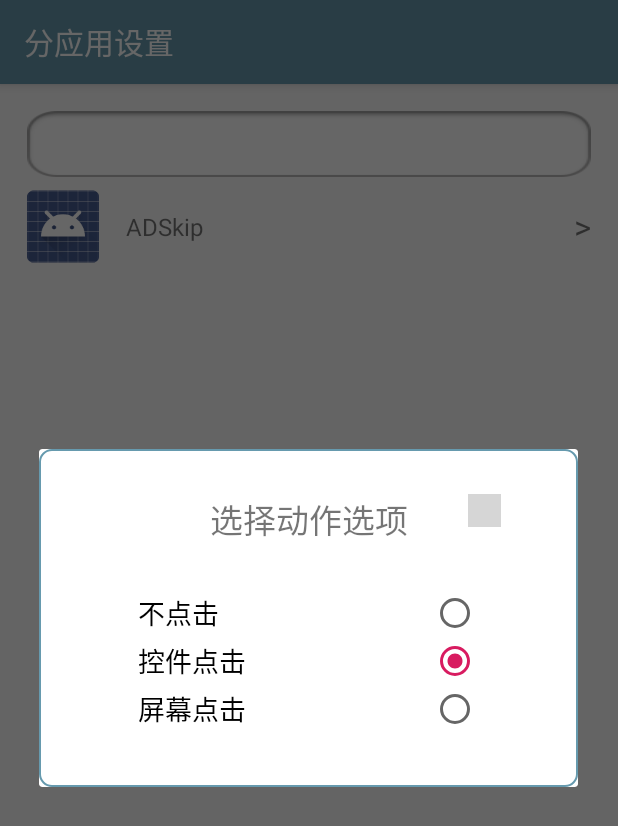
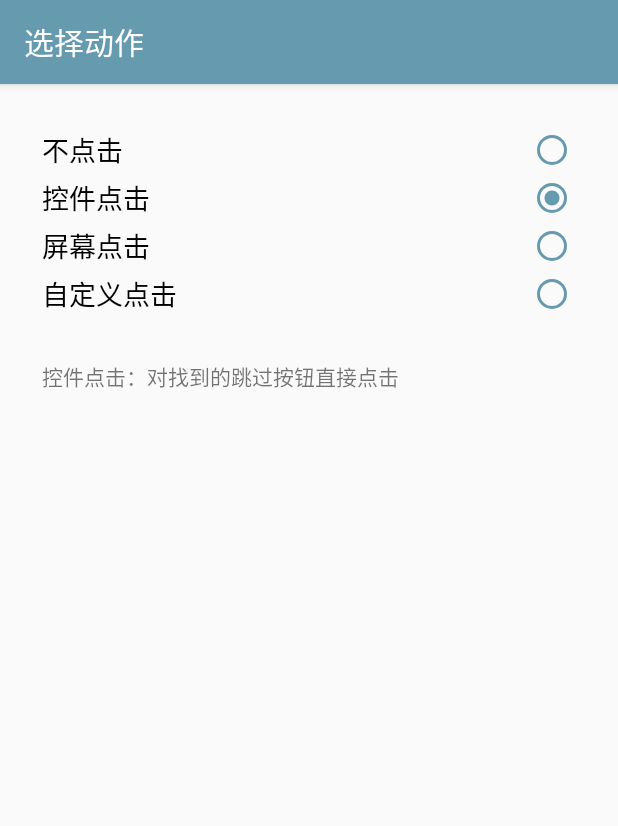
Before and after one commit to Promisin/ADSkip, an Android app: the AppsSettingActivity screen opened directly, with no data from a screen before it, after a tap on "ADSkip", on a phone screen of 412 x 824 dp. Shown: the top 826 px of the screen. Run offline under Robolectric (Android 15) with nearby library versions, the phone set to English and light mode, and no system bars; grey boxes are pictures that could not be loaded.

Commit message:
feat: add custom the position and delay of clicking

```diff
--- a/app/build.gradle
+++ b/app/build.gradle
@@ -8,7 +8,7 @@ android {
         minSdkVersion 26
         targetSdkVersion 29
         versionCode 1
-        versionName "1.2.1"
+        versionName "1.3.0"
         testInstrumentationRunner "androidx.test.runner.AndroidJUnitRunner"
     }
     buildTypes {
@@ -26,4 +26,5 @@ dependencies {
     testImplementation 'junit:junit:4.12'
     androidTestImplementation 'androidx.test.ext:junit:1.1.1'
     androidTestImplementation 'androidx.test.espresso:espresso-core:3.2.0'
+    implementation 'com.google.android.material:material:1.1.0'
 }
--- a/app/src/main/AndroidManifest.xml
+++ b/app/src/main/AndroidManifest.xml
@@ -4,6 +4,8 @@
 
     <uses-permission android:name="android.permission.FOREGROUND_SERVICE" />
     <uses-permission android:name="android.permission.RECEIVE_BOOT_COMPLETED" />
+    <uses-permission android:name="android.permission.SYSTEM_ALERT_WINDOW" />
+    <uses-permission android:name="android.permission.SYSTEM_OVERLAY_WINDOW" />
 
     <application
         android:allowBackup="true"
@@ -12,7 +14,8 @@
         android:roundIcon="@mipmap/ic_launcher_round"
         android:supportsRtl="true"
         android:theme="@style/AppTheme">
-        <activity android:name=".AppsSettingActivity"></activity>
+        <activity android:name=".ActionSettingActivity"></activity>
+        <activity android:name=".AppsSettingActivity" />
 
         <receiver
             android:name=".BootBroadcastReceiver"
--- a/app/src/main/java/com/ypp/adskip/AccessService.java
+++ b/app/src/main/java/com/ypp/adskip/AccessService.java
@@ -62,6 +62,7 @@ public class AccessService extends AccessibilityService {
         if (!canStartWork) {
             return;
         }
+        Log.d(TAG, "onAccessibilityEvent: "+currentPackage);
         int actionFlag = Utils.ACTION_VIEW_CLICK;
         if (event.getPackageName()!=null && (actionFlag = sharedPreferences
                 .getInt(currentPackage,Utils.ACTION_VIEW_CLICK))==Utils.ACTION_NO_CLICK){
@@ -83,9 +84,9 @@ public class AccessService extends AccessibilityService {
                     }
                 }
                 if (rootInfo!=null){
-                    ExecuteIntentService.startExecuteInfo(getApplicationContext(), rootInfo, actionFlag);
+                    ExecuteIntentService.startExecuteInfo(getApplicationContext(), rootInfo, currentPackage, actionFlag);
                 }
-                if ((event.getEventTime()-lastClickTime)>3000){
+                if ((event.getEventTime()-lastClickTime)>3000 || actionFlag==Utils.ACTION_CUSTOM_CLICK){
                     canStartWork = false;
                 }
             }
--- a/app/src/main/java/com/ypp/adskip/AccessUtils.java
+++ b/app/src/main/java/com/ypp/adskip/AccessUtils.java
@@ -31,7 +31,7 @@ class AccessUtils {
     }
 
     static void clickInScreen(int x, int y){
-        int duration = ViewConfiguration.getTapTimeout()+50;
+        int duration = ViewConfiguration.getTapTimeout()+200;
         Path path = new Path();
         path.moveTo(x, y);
         GestureDescription.StrokeDescription description =
@@ -68,7 +68,7 @@ class AccessUtils {
                 AccessibilityNodeInfo childInfo = rootNodeInfo.getChild(i);
                 if (childInfo!=null && childInfo.getViewIdResourceName()!=null) {
                     String[] resourceID = childInfo.getViewIdResourceName().split(":");
-                    if (resourceID[1].contains(targetString)){
+                    if (resourceID.length>=2 && resourceID[1].contains(targetString)){
                         resultList.add(childInfo);
                     }
                 }
--- /dev/null
+++ b/app/src/main/java/com/ypp/adskip/ActionSettingActivity.java
@@ -0,0 +1,226 @@
+package com.ypp.adskip;
+
+import androidx.appcompat.app.AppCompatActivity;
+import androidx.constraintlayout.widget.ConstraintLayout;
+
+import android.content.Context;
+import android.content.SharedPreferences;
+import android.graphics.PixelFormat;
+import android.graphics.Rect;
+import android.graphics.RectF;
+import android.os.Build;
+import android.os.Bundle;
+import android.util.Log;
+import android.view.Gravity;
+import android.view.LayoutInflater;
+import android.view.MotionEvent;
+import android.view.View;
+import android.view.ViewConfiguration;
+import android.view.ViewGroup;
+import android.view.WindowManager;
+import android.widget.Button;
+import android.widget.CompoundButton;
+import android.widget.EditText;
+import android.widget.RadioButton;
+import android.widget.RadioGroup;
+import android.widget.TextView;
+import android.widget.Toast;
+
+import static com.ypp.adskip.Utils.ACTION_CUSTOM_CLICK;
+import static com.ypp.adskip.Utils.ACTION_NO_CLICK;
+import static com.ypp.adskip.Utils.ACTION_SCREEN_CLICK;
+import static com.ypp.adskip.Utils.ACTION_VIEW_CLICK;
+
+public class ActionSettingActivity extends AppCompatActivity {
+    private final String TAG = "ActionSettingActivity";
+    private RadioGroup actionRg;
+    private RadioButton customClickRb;
+    private ConstraintLayout customLayout;
+    private TextView xDisTv;
+    private TextView yDisTv;
+    private EditText delayEt;
+    private Button saveButton;
+    private TextView actionDescription;
+    private SharedPreferences sharedPreferences;
+    private SharedPreferences.Editor editor;
+    private SharedPreferences positionPreferences;
+    private SharedPreferences.Editor positionEditor;
+    private SharedPreferences delayPreferences;
+    private SharedPreferences.Editor delayEditor;
+    private String packageName;
+    private WindowManager windowManager;
+    private View anchorView;
+
+    @Override
+    protected void onCreate(Bundle savedInstanceState) {
+        super.onCreate(savedInstanceState);
+        setContentView(R.layout.activity_action_setting);
+        setTitle(R.string.action_setting_title);
+        sharedPreferences = getApplicationContext()
+                .getSharedPreferences("app_action", Context.MODE_PRIVATE);
+        editor = sharedPreferences.edit();
+        positionPreferences = getApplicationContext()
+                .getSharedPreferences("app_position",MODE_PRIVATE);
+        positionEditor = positionPreferences.edit();
+        delayPreferences = getApplicationContext()
+                .getSharedPreferences("app_delay",MODE_PRIVATE);
+        delayEditor = delayPreferences.edit();
+        packageName = getIntent().getStringExtra("packageName");
+        actionRg = findViewById(R.id.action_rg);
+        customClickRb = findViewById(R.id.custom_click_rb);
+        actionDescription = findViewById(R.id.action_description);
+        customLayout = findViewById(R.id.custom_layout);
+        xDisTv = findViewById(R.id.x_dis_tv);
+        yDisTv = findViewById(R.id.y_dis_tv);
+        delayEt = findViewById(R.id.delay_et);
+        saveButton = findViewById(R.id.save_button);
+        actionRg.setOnCheckedChangeListener(new RadioGroup.OnCheckedChangeListener() {
+            @Override
+            public void onCheckedChanged(RadioGroup group, int checkedId) {
+                Log.d(TAG, "onCheckedChanged: " + checkedId);
+                SharedPreferences.Editor editor = sharedPreferences.edit();
+                switch (checkedId) {
+                    case R.id.no_click_rb:
+                        editor.putInt(packageName, Utils.ACTION_NO_CLICK);
+                        actionDescription.setText(R.string.description_no_click);
+                        break;
+                    case R.id.view_click_rb:
+                        editor.putInt(packageName, Utils.ACTION_VIEW_CLICK);
+                        actionDescription.setText(R.string.description_view_click);
+                        break;
+                    case R.id.screen_click_rb:
+                        editor.putInt(packageName, Utils.ACTION_SCREEN_CLICK);
+                        actionDescription.setText(R.string.description_screen_click);
+                        break;
+                    case R.id.custom_click_rb:
+                        actionDescription.setText(R.string.description_custom_click);
+                    default:
+                        break;
+                }
+                editor.apply();
+            }
+        });
+        customClickRb.setOnCheckedChangeListener(new CompoundButton.OnCheckedChangeListener() {
+            @Override
+            public void onCheckedChanged(CompoundButton buttonView, boolean isChecked) {
+                if (isChecked){
+                    showAnchor();
+                    xDisTv.setText(positionPreferences.getInt(packageName+"x",0));
+                    yDisTv.setText(positionPreferences.getInt(packageName+"y",0));
+                    delayEt.setText(delayPreferences.getInt(packageName,1000));
+                    customLayout.setVisibility(View.VISIBLE);
+                }
+                else {
+                    removeAnchor();
+                    customLayout.setVisibility(View.GONE);
+                }
+            }
+        });
+        saveButton.setOnClickListener(new View.OnClickListener() {
+            @Override
+            public void onClick(View v) {
+                String positionX = xDisTv.getText().toString();
+                String positionY= yDisTv.getText().toString();
+                Log.d(TAG, "onClick: "+positionX+" "+positionY);
+                String delay = delayEt.getText().toString();
+                if (positionX.length()!=0 && positionY.length()!=0 && delay.length()!=0){
+                    positionEditor.putString(packageName+"x",positionX);
+                    positionEditor.putString(packageName+"y",positionY);
+                    positionEditor.apply();
+                    delayEditor.putString(packageName,delay);
+                    delayEditor.apply();
+                    editor.putInt(packageName, ACTION_CUSTOM_CLICK);
+                    editor.apply();
+                    customLayout.setVisibility(View.GONE);
+                    removeAnchor();
+                    Toast.makeText(ActionSettingActivity.this,"保存成功",Toast.LENGTH_SHORT).show();
+                }
+                else {
+                    Toast.makeText(ActionSettingActivity.this,"参数不能为空",Toast.LENGTH_SHORT).show();
+                }
+            }
+        });
+        switch (sharedPreferences.getInt(packageName, ACTION_VIEW_CLICK)) {
+            case ACTION_NO_CLICK:
+                actionRg.check(R.id.no_click_rb);
+                break;
+            case ACTION_SCREEN_CLICK:
+                actionRg.check(R.id.screen_click_rb);
+                break;
+            case ACTION_CUSTOM_CLICK:
+                actionRg.check(R.id.custom_click_rb);
+                break;
+            case ACTION_VIEW_CLICK:
+            default:
+                actionRg.check(R.id.view_click_rb);
+                break;
+        }
+    }
+
+    private void showAnchor() {
+        anchorView = LayoutInflater.from(getApplicationContext()).inflate(R.layout.view_anchor, null);
+        windowManager = (WindowManager) getApplication().getSystemService(Context.WINDOW_SERVICE);
+        WindowManager.LayoutParams layoutParams = new WindowManager.LayoutParams();
+        if (Build.VERSION.SDK_INT >= Build.VERSION_CODES.O) {
+            layoutParams.type = WindowManager.LayoutParams.TYPE_APPLICATION_OVERLAY;
+        } else {
+            layoutParams.type = WindowManager.LayoutParams.TYPE_SYSTEM_ALERT;
+        }
+        layoutParams.width = WindowManager.LayoutParams.WRAP_CONTENT;
+        layoutParams.height = WindowManager.LayoutParams.WRAP_CONTENT;
+        layoutParams.gravity = Gravity.CENTER;
+        layoutParams.format = PixelFormat.TRANSPARENT;
+        layoutParams.flags = WindowManager.LayoutParams.FLAG_NOT_FOCUSABLE;
+        windowManager.addView(anchorView, layoutParams);
+        anchorView.setOnTouchListener(new View.OnTouchListener() {
+            float originX,originY;
+            float currentX,currentY;
+            boolean isClick;
+            @Override
+            public boolean onTouch(View v, MotionEvent event) {
+                Log.d(TAG, "onTouch: " + event.getX() + " " + event.getRawX());
+                switch (event.getAction()) {
+                    case MotionEvent.ACTION_DOWN:
+                        originX = currentX = event.getRawX();
+                        originY = currentY = event.getRawY();
+                        isClick = false;
+                        break;
+                    case MotionEvent.ACTION_MOVE:
+                        WindowManager.LayoutParams wmParams = (WindowManager.LayoutParams) anchorView.getLayoutParams();
+                        wmParams.x += event.getRawX()-currentX;
+                        wmParams.y += event.getRawY()-currentY;
+                        windowManager.updateViewLayout(anchorView, wmParams);
+                        currentX = event.getRawX();
+                        currentY = event.getRawY();
+                        int[] location = new int[2];
+                        anchorView.getLocationOnScreen(location);
+                        xDisTv.setText(String.valueOf(location[0]+anchorView.getWidth()/2));
+                        yDisTv.setText(String.valueOf(location[1]+anchorView.getHeight()/2));
+                        break;
+                    case MotionEvent.ACTION_UP:
+                        float translationX = Math.abs(event.getRawX()-originX);
+                        float translationY = Math.abs(event.getRawY()-originY);
+                        if (translationX<50 && translationY<50){
+                            anchorView.performClick();
+                        }
+                        break;
+                    default:
+                        break;
+                }
+                return false;
+            }
+        });
+    }
+
+    private void removeAnchor(){
+        if (windowManager!=null && anchorView.isAttachedToWindow()){
+            windowManager.removeViewImmediate(anchorView);
+        }
+    }
+
+    @Override
+    protected void onDestroy() {
+        super.onDestroy();
+        removeAnchor();
+    }
+}
--- a/app/src/main/java/com/ypp/adskip/AppsSettingActivity.java
+++ b/app/src/main/java/com/ypp/adskip/AppsSettingActivity.java
@@ -3,6 +3,7 @@ package com.ypp.adskip;
 import androidx.appcompat.app.AppCompatActivity;
 import androidx.core.widget.ContentLoadingProgressBar;
 
+import android.content.Intent;
 import android.os.Bundle;
 import android.os.Handler;
 import android.text.Editable;
@@ -39,8 +40,9 @@ public class AppsSettingActivity extends AppCompatActivity {
         appList.setOnItemClickListener(new AdapterView.OnItemClickListener() {
             @Override
             public void onItemClick(AdapterView<?> parent, View view, int position, long id) {
-                searchEt.setSelected(false);
-                Utils.showChooseClickActionDialog(AppsSettingActivity.this,currentList.get(position));
+                Intent intent = new Intent(AppsSettingActivity.this, ActionSettingActivity.class);
+                intent.putExtra("packageName", currentList.get(position).getPackageName());
+                startActivity(intent);
             }
         });
         new Thread(){
--- /dev/null
+++ b/app/src/main/res/layout/activity_action_setting.xml
@@ -0,0 +1,161 @@
+<?xml version="1.0" encoding="utf-8"?>
+<androidx.constraintlayout.widget.ConstraintLayout xmlns:android="http://schemas.android.com/apk/res/android"
+    xmlns:app="http://schemas.android.com/apk/res-auto"
+    xmlns:tools="http://schemas.android.com/tools"
+    android:layout_width="match_parent"
+    android:layout_height="match_parent"
+    tools:context=".ActionSettingActivity">
+
+    <RadioGroup
+        android:id="@+id/action_rg"
+        android:layout_width="match_parent"
+        android:layout_height="wrap_content"
+        android:layout_margin="28dp"
+        app:layout_constraintStart_toStartOf="parent"
+        app:layout_constraintEnd_toEndOf="parent"
+        app:layout_constraintTop_toTopOf="parent">
+
+        <RadioButton
+            android:id="@+id/no_click_rb"
+            android:layout_width="match_parent"
+            android:layout_height="wrap_content"
+            android:layoutDirection="rtl"
+            android:text="@string/action_no_click"
+            android:textSize="18sp"
+            android:buttonTint="@color/colorPrimary"/>
+
+        <RadioButton
+            android:id="@+id/view_click_rb"
+            android:layout_width="match_parent"
+            android:layout_height="wrap_content"
+            android:layoutDirection="rtl"
+            android:text="@string/action_view_click"
+            android:textSize="18sp"
+            android:buttonTint="@color/colorPrimary"/>
+
+        <RadioButton
+            android:id="@+id/screen_click_rb"
+            android:layout_width="match_parent"
+            android:layout_height="wrap_content"
+            android:layoutDirection="rtl"
+            android:text="@string/action_screen_click"
+            android:textSize="18sp"
+            android:buttonTint="@color/colorPrimary"/>
+
+        <RadioButton
+            android:id="@+id/custom_click_rb"
+            android:layout_width="match_parent"
+            android:layout_height="wrap_content"
+            android:layoutDirection="rtl"
+            android:text="@string/custom_screen_click"
+            android:textSize="18sp"
+            android:buttonTint="@color/colorPrimary"/>
+    </RadioGroup>
+
+    <TextView
+        android:id="@+id/action_description"
+        android:layout_width="match_parent"
+        android:layout_height="wrap_content"
+        android:layout_margin="28dp"
+        app:layout_constraintStart_toStartOf="parent"
+        app:layout_constraintEnd_toEndOf="parent"
+        app:layout_constraintTop_toBottomOf="@id/action_rg"/>
+
+    <androidx.constraintlayout.widget.ConstraintLayout
+        android:id="@+id/custom_layout"
+        android:layout_width="match_parent"
+        android:layout_height="wrap_content"
+        android:layout_margin="28dp"
+        android:padding="18dp"
+        android:visibility="gone"
+        app:layout_constraintStart_toStartOf="parent"
+        app:layout_constraintEnd_toEndOf="parent"
+        app:layout_constraintTop_toBottomOf="@id/action_description">
+        <TextView
+            android:id="@+id/x_tv"
+            android:layout_width="0dp"
+            android:layout_height="wrap_content"
+            android:text="X:"
+            android:textSize="22sp"
+            app:layout_constraintHorizontal_weight="1"
+            app:layout_constraintStart_toStartOf="parent"
+            app:layout_constraintEnd_toStartOf="@id/x_dis_tv"
+            app:layout_constraintTop_toTopOf="parent"/>
+        <TextView
+            android:id="@+id/x_dis_tv"
+            android:layout_width="0dp"
+            android:layout_height="wrap_content"
+            android:textSize="22sp"
+            android:gravity="bottom"
+            app:layout_constraintHorizontal_weight="2"
+            app:layout_constraintTop_toTopOf="parent"
+            app:layout_constraintStart_toEndOf="@id/x_tv"
+            app:layout_constraintEnd_toStartOf="@id/y_tv"/>
+        <TextView
+            android:id="@+id/y_tv"
+            android:layout_width="0dp"
+            android:layout_height="wrap_content"
+            android:text="Y:"
+            android:textSize="22sp"
+            app:layout_constraintHorizontal_weight="1"
+            app:layout_constraintEnd_toStartOf="@id/y_dis_tv"
+            app:layout_constraintStart_toEndOf="@id/x_dis_tv"
+            app:layout_constraintTop_toTopOf="parent"/>
+        <TextView
+            android:id="@+id/y_dis_tv"
+            android:layout_width="0dp"
+            android:layout_height="wrap_content"
+            android:textSize="22sp"
+            android:gravity="bottom"
+            app:layout_constraintHorizontal_weight="2"
+            app:layout_constraintTop_toTopOf="parent"
+            app:layout_constraintStart_toEndOf="@id/y_tv"
+            app:layout_constraintEnd_toEndOf="parent"/>
+
+        <TextView
+            android:id="@+id/delay_tv"
+            android:layout_width="0dp"
+            android:layout_height="wrap_content"
+            app:layout_constraintHorizontal_weight="2"
+            android:text="延时："
+            android:textSize="22sp"
+            android:layout_marginTop="18dp"
+            app:layout_constraintStart_toStartOf="parent"
+            app:layout_constraintTop_toBottomOf="@+id/x_tv"
+            app:layout_constraintEnd_toStartOf="@id/delay_et"/>
+        <EditText
+            android:id="@+id/delay_et"
+            android:layout_width="0dp"
+            android:layout_height="wrap_content"
+            android:inputType="number"
+            app:layout_constraintHorizontal_weight="4"
+            app:layout_constraintStart_toEndOf="@id/delay_tv"
+            app:layout_constraintTop_toTopOf="@id/delay_tv"
+            app:layout_constraintEnd_toStartOf="@id/delay_unit"/>
+        <TextView
+            android:id="@+id/delay_unit"
+            android:layout_width="0dp"
+            android:layout_height="wrap_content"
+            app:layout_constraintHorizontal_weight="1"
+            android:text="ms"
+            android:textSize="22sp"
+            android:layout_marginStart="18dp"
+            app:layout_constraintTop_toTopOf="@id/delay_tv"
+            app:layout_constraintStart_toEndOf="@id/delay_et"
+            app:layout_constraintEnd_toEndOf="parent" />
+
+        <Button
+            android:id="@+id/save_button"
+            android:layout_width="wrap_content"
+            android:layout_height="wrap_content"
+            android:text="保存"
+            android:textSize="22sp"
+            android:layout_marginTop="28dp"
+            app:layout_constraintStart_toStartOf="parent"
+            app:layout_constraintEnd_toEndOf="parent"
+            app:layout_constraintTop_toBottomOf="@id/delay_tv" />
+
+    </androidx.constraintlayout.widget.ConstraintLayout>
+
+
+</androidx.constraintlayout.widget.ConstraintLayout>
--- a/app/src/main/res/layout/dialog_choose.xml
+++ b/app/src/main/res/layout/dialog_choose.xml
@@ -15,7 +15,7 @@
             android:id="@+id/text_view"
             android:layout_width="wrap_content"
             android:layout_height="wrap_content"
-            android:text="@string/dialog_title"
+            android:text="@string/action_setting_title"
             android:textSize="22sp"
             app:layout_constraintTop_toTopOf="parent"
             app:layout_constraintStart_toStartOf="parent"
--- a/app/src/main/res/values/colors.xml
+++ b/app/src/main/res/values/colors.xml
@@ -2,5 +2,6 @@
 <resources>
     <color name="colorPrimary">#669aae</color>
     <color name="colorPrimaryDark">#466c7b</color>
-    <color name="colorAccent">#D81B60</color>
+    <color name="colorAccent">#669aae</color>
+    <color name="transparent">#00000000</color>
 </resources>
--- a/app/src/main/res/values/strings.xml
+++ b/app/src/main/res/values/strings.xml
@@ -10,12 +10,16 @@
     <string name="app_respectively_setting">分应用设置</string>
     <string name="arrow"><![CDATA[>]]></string>
     <string name="setting_activity_title">分应用设置</string>
-    <string name="action_no_click">不点击\t\t\t\t</string>
-    <string name="dialog_title">选择动作选项</string>
-    <string name="action_view_click">控件点击\t\t\t\t</string>
-    <string name="action_screen_click">屏幕点击\t\t\t\t</string>
+    <string name="action_setting_title">选择动作</string>
+    <string name="action_no_click">不点击</string>
+    <string name="action_view_click">控件点击</string>
+    <string name="action_screen_click">屏幕点击</string>
+    <string name="custom_screen_click">自定义点击</string>
     <string name="description_title">选项说明</string>
     <string name="description_no_click">不点击：对指定APP不执行点击跳过广告</string>
     <string name="description_view_click">控件点击：对找到的跳过按钮直接点击</string>
     <string name="description_screen_click">屏幕点击：模拟对跳过按钮在屏幕上对应位置的点击，可能误点击悬浮框、弹出到的通知等在按钮上层的控件，建议在控件点击无效的情况下尝试使用</string>
+    <string name="description_custom_click">自定义点击：自定义点击位置、点击延时</string>
+    <string name="request_overlay_permission">浮窗权限：</string>
+    <string name="permission_overlay_desciption">开启浮窗权限便于自定义点击坐标选择</string>
 </resources>
```
Also changed, not shown: app/src/main/java/com/ypp/adskip/ExecuteIntentService.java (+42 -3 lines), app/src/main/java/com/ypp/adskip/MainActivity.java (+30 -1 lines), app/src/main/java/com/ypp/adskip/Utils.java (+8 -0 lines), app/src/main/res/layout/activity_main.xml (+24 -1 lines), app/src/main/res/layout/view_anchor.xml (added, +12 -0 lines).
